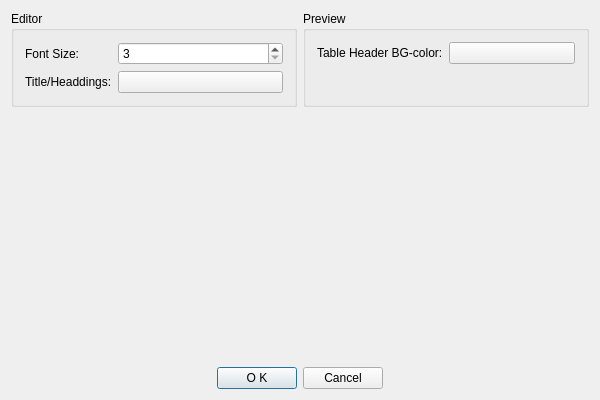
First picture: the form in viMarkdown/viMarkdown/SettingsDialog.ui, repository shigmas/viMarkdown, before the edit.
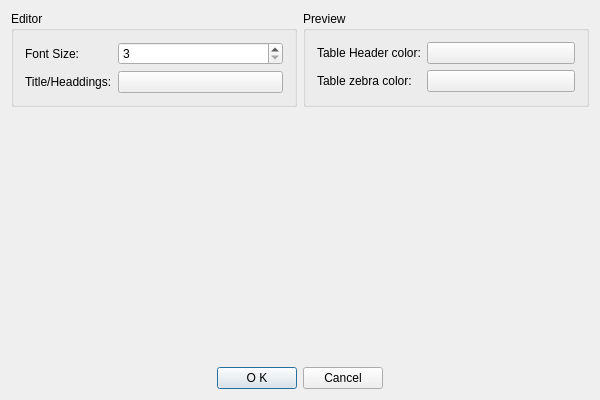
Second picture: the form after the edit.

Diff of the .ui file:
```diff
--- a/viMarkdown/viMarkdown/SettingsDialog.ui
+++ b/viMarkdown/viMarkdown/SettingsDialog.ui
@@ -70,12 +70,26 @@
           <item row="0" column="0">
            <widget class="QLabel" name="label_3">
             <property name="text">
-             <string>Table Header BG-color:</string>
+             <string>Table Header color:</string>
             </property>
            </widget>
           </item>
           <item row="0" column="1">
-           <widget class="QPushButton" name="pushButton_4">
+           <widget class="QPushButton" name="tableHeaderPB">
+            <property name="text">
+             <string/>
+            </property>
+           </widget>
+          </item>
+          <item row="1" column="0">
+           <widget class="QLabel" name="label_4">
+            <property name="text">
+             <string>Table zebra color:</string>
+            </property>
+           </widget>
+          </item>
+          <item row="1" column="1">
+           <widget class="QPushButton" name="tableZebraPB">
             <property name="text">
              <string/>
             </property>
```
